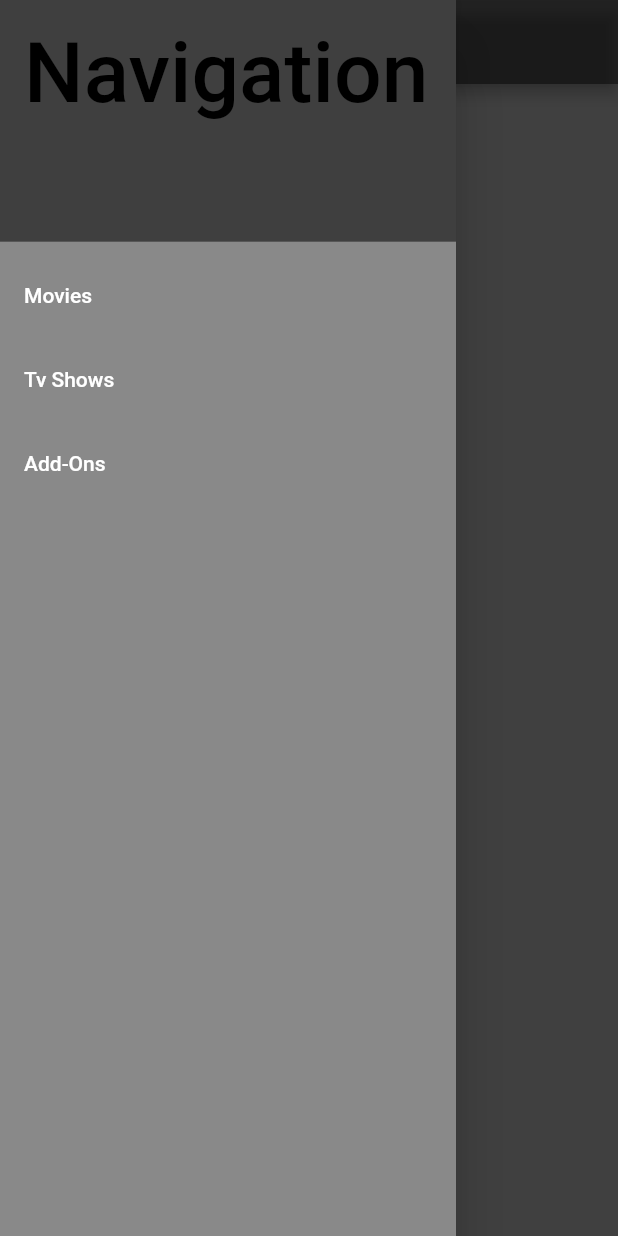
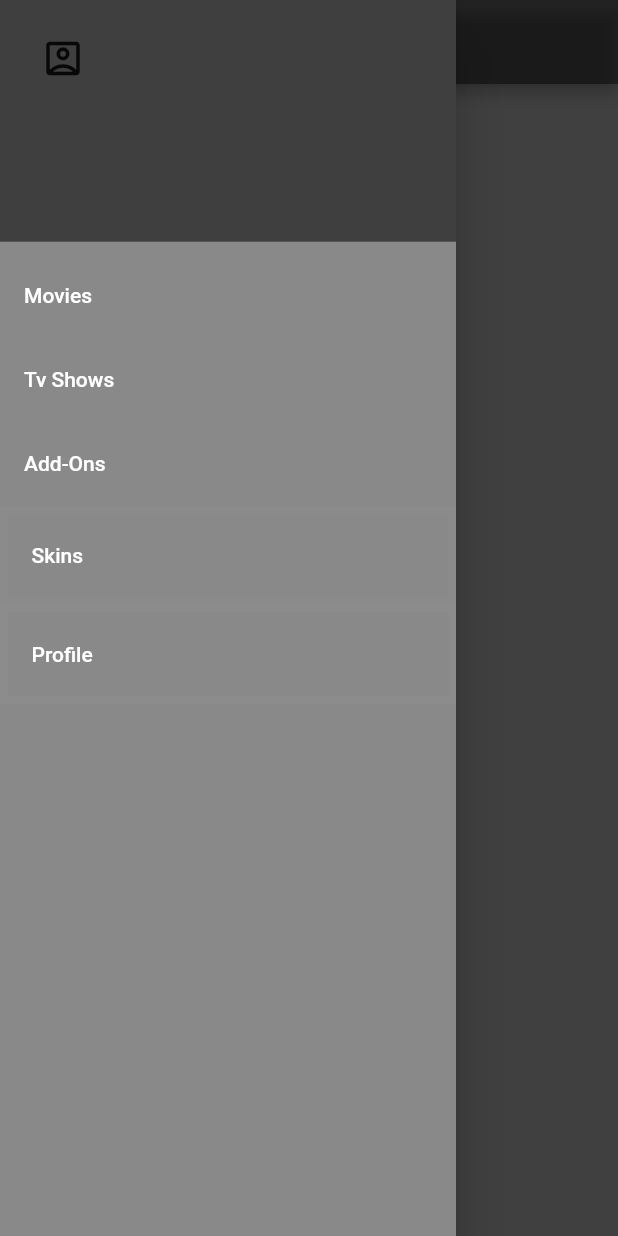
Before and after one commit to Txt-exe/Streamex, a Flutter app: the screen it shows after launch, with the side drawer open, on a phone screen of 412 x 824 dp. Run offline on Flutter 3.47's test engine with Material 2 defaults, Android fonts, the phone set to English and light mode, and no system bars; our stand-ins replace logger; network calls fail.

Commit message:
Profile button has been added along with more sidebar options

```diff
--- a/lib/main.dart
+++ b/lib/main.dart
@@ -70,18 +70,22 @@ class _StreamexAppState extends State<StreamexApp>{
               child: ListView(
                 padding: EdgeInsets.zero,
                 children: [
-                  const DrawerHeader(
-                    decoration: BoxDecoration(
+                    DrawerHeader(
+                    decoration: const BoxDecoration(
                       color: Colors.black54,
                     ),
-                    child: Text('Navigation',
-                      style: TextStyle(
-                        fontSize: 56,
+                    child: Padding(
+                      padding: const EdgeInsets.only(right: 220, bottom: 100),
+                      child: IconButton(iconSize: 30,
+                        splashRadius: 20,
+                        //padding: EdgeInsets.only(right: 260, bottom: 240),
+                        icon:  const Icon(Icons.account_box_outlined), onPressed: () {
 
-                        color: Colors.black
+
+                        },
+
                       ),
-
-                    ),
+                    )
 
                   ),
                   ListTile(
@@ -116,6 +120,29 @@ class _StreamexAppState extends State<StreamexApp>{
                     },
                   ),
 
+                  ListTile(
+                    shape: Border.all(color: Colors.white70, width: 5.0),
+                    title: const Text('Skins', style: TextStyle(
+
+                        color: Colors.white
+                    ),),
+                    onTap: () {
+                      // Update the state of the app.
+
+                    },
+                  ),
+                  ListTile(
+                    shape: Border.all(color: Colors.white, width: 5.0),
+                    title: const Text('Profile', style: TextStyle(
+
+                        color: Colors.white
+                    ),),
+                    onTap: () {
+                      // Update the state of the app.
+
+                    },
+                  ),
+
                 ],
 
               ),
```
Also changed, not shown: 3 other files.
